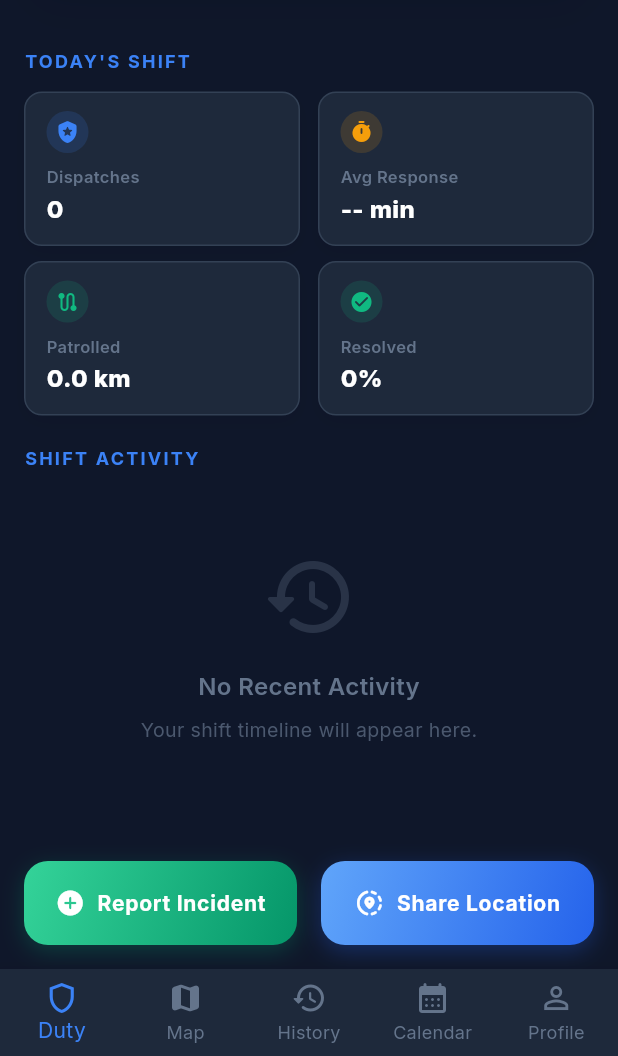
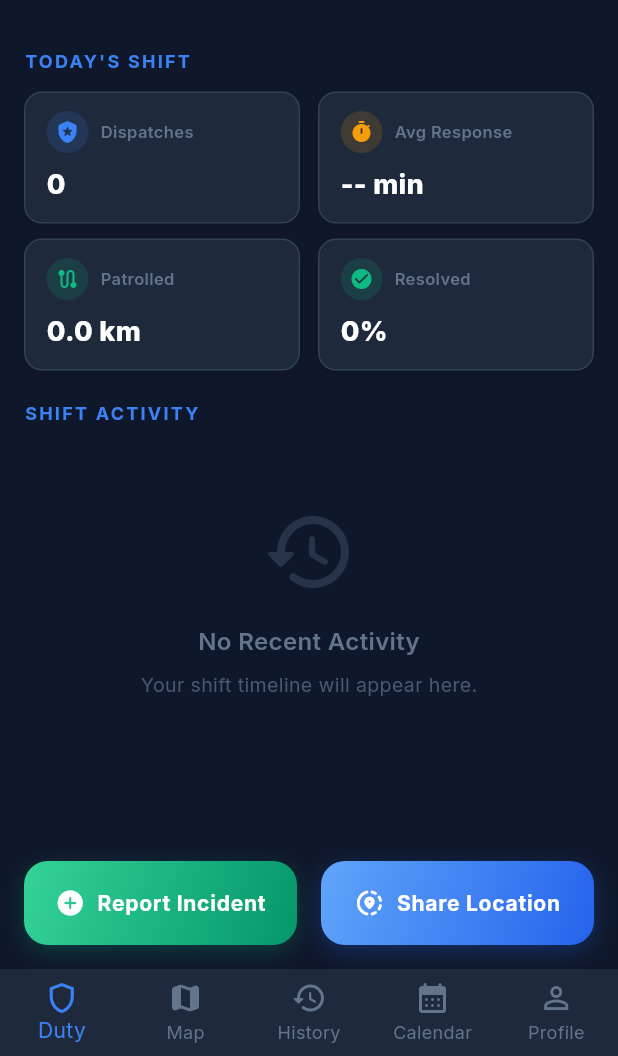
Before and after one commit to Ezhil948/RoadSOS, a Flutter app: the HomeScreen screen opened by its route, on a phone screen of 412 x 824 dp, the part 180-1236 px from its top. Run offline on Flutter 3.47's test engine with Material 3 defaults, Android fonts, the phone set to English and light mode, and no system bars; our stand-ins replace audioplayers, connectivity_plus, dio, firebase_auth, firebase_core, fl_chart and 13 more; accounts and stored records are empty.

Commit message:
style(ui): align KPI icon and label horizontally to save space

```diff
--- a/officer_mobile_app/lib/features/home/home_screen.dart
+++ b/officer_mobile_app/lib/features/home/home_screen.dart
@@ -251,6 +251,8 @@ class HomeScreen extends ConsumerWidget {
         crossAxisAlignment: CrossAxisAlignment.start,
         mainAxisAlignment: MainAxisAlignment.center,
         children: [
+          Row(
+            children: [
               Container(
                 padding: const EdgeInsets.all(6),
                 decoration: BoxDecoration(
@@ -259,10 +261,14 @@ class HomeScreen extends ConsumerWidget {
                 ),
                 child: Icon(icon, size: 16, color: color),
               ),
+              const SizedBox(width: 8),
+              Expanded(
+                child: Text(title, style: const TextStyle(color: kDarkMuted, fontSize: 11, fontWeight: FontWeight.w600), overflow: TextOverflow.ellipsis),
+              ),
+            ],
+          ),
           const SizedBox(height: 8),
-          Text(title, style: const TextStyle(color: kDarkMuted, fontSize: 11, fontWeight: FontWeight.w600), overflow: TextOverflow.ellipsis),
-          const SizedBox(height: 2),
-          Text(value, style: TextStyle(color: isDark ? Colors.white : Colors.black87, fontSize: 16, fontWeight: FontWeight.w800), maxLines: 1, overflow: TextOverflow.ellipsis),
+          Text(value, style: TextStyle(color: isDark ? Colors.white : Colors.black87, fontSize: 18, fontWeight: FontWeight.w800), maxLines: 1, overflow: TextOverflow.ellipsis),
         ],
       ),
     );
```
Lines whose indentation alone changed are shown as unchanged.
